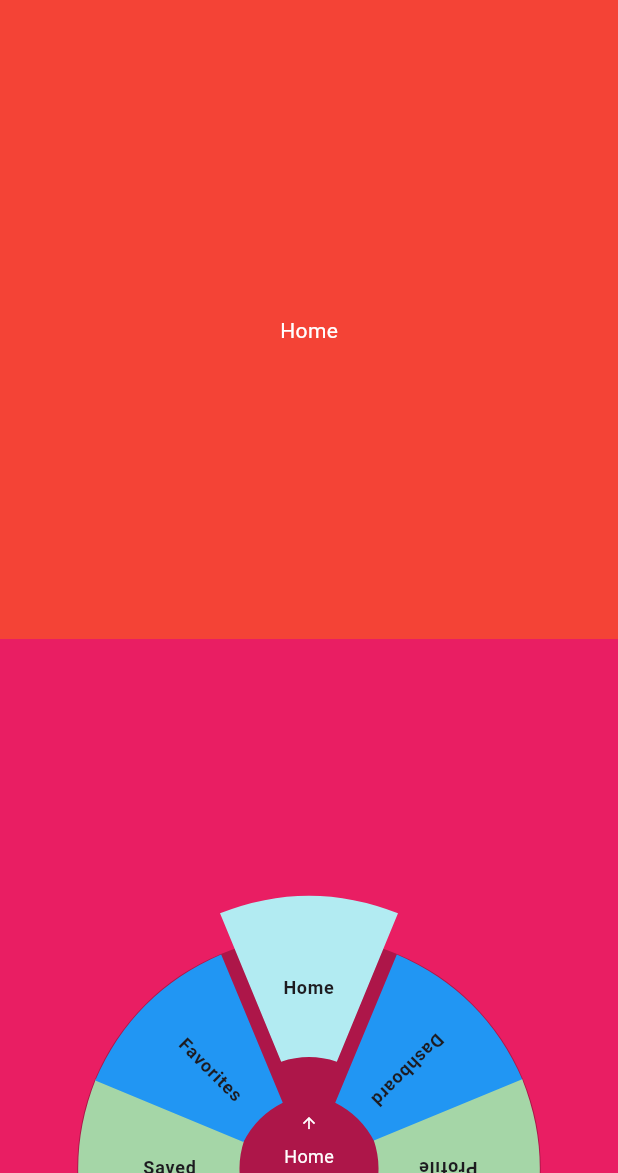
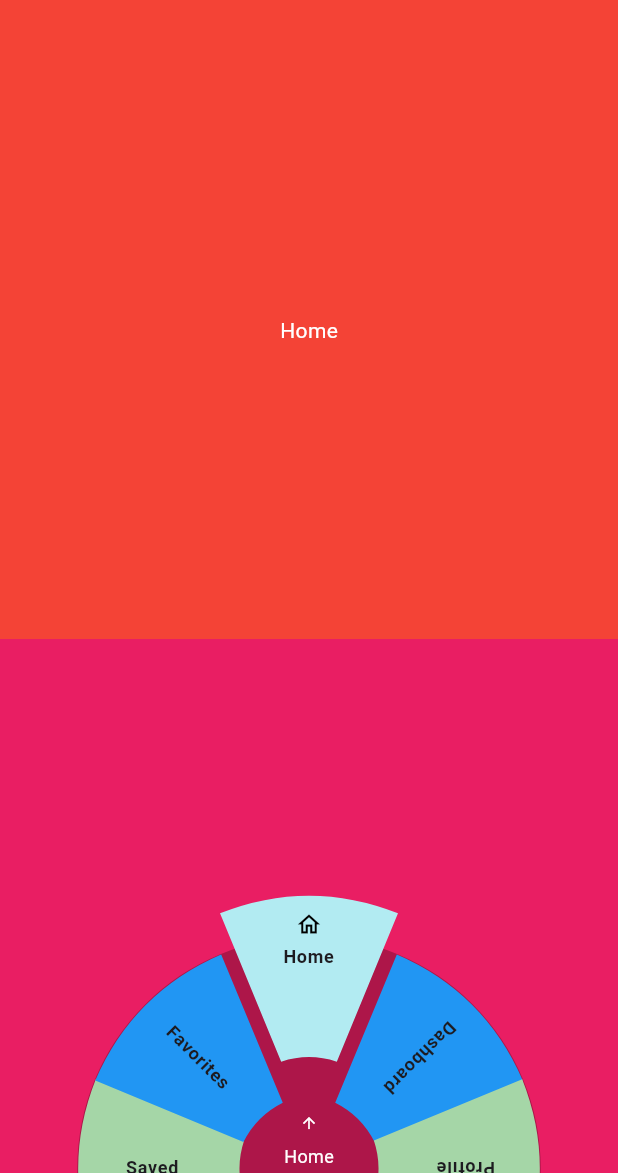
Before and after one commit to sfatihy/circle_bnb, a Flutter app: the screen it shows after launch, on a phone screen of 412 x 824 dp, the part 63-1236 px from its top. Run offline on Flutter 3.47's test engine with Material 3 defaults, Android fonts, the phone set to English and light mode, and no system bars.

Commit message:
CircleBNBItem added.

```diff
--- a/example/lib/main.dart
+++ b/example/lib/main.dart
@@ -27,15 +27,15 @@ class _HomePageState extends State<HomePage> {
 
   int _currentIndex = 0;
 
-  List<String> pages = [
-    "Home",
-    "Dashboard",
-    "Profile",
-    "Explore",
-    "Settings",
-    "Notifications",
-    "Saved",
-    "Favorites"
+  List<CircleBNBItem> pages = [
+    CircleBNBItem(title: "Home", icon: Icons.home_outlined),
+    CircleBNBItem(title: "Dashboard", icon: Icons.dashboard_outlined),
+    CircleBNBItem(title: "Profile", icon: Icons.person_outlined),
+    CircleBNBItem(title: "Explore", icon: Icons.explore_outlined),
+    CircleBNBItem(title: "Settings", icon: Icons.settings_outlined),
+    CircleBNBItem(title: "Notifications", icon: Icons.notifications_outlined),
+    CircleBNBItem(title: "Saved", icon: Icons.bookmark_outline_outlined),
+    CircleBNBItem(title: "Favorites", icon: Icons.favorite_outline_outlined),
   ];
 
   @override
@@ -61,7 +61,7 @@ class _HomePageState extends State<HomePage> {
                 height: MediaQuery.of(context).size.height * 0.5,
                 child: Center(
                   child: Text(
-                    pages[index],
+                    pages[index].title,
                     style: const TextStyle(
                       color: Colors.white
                     ),
@@ -80,7 +80,7 @@ class _HomePageState extends State<HomePage> {
           MediaQuery.of(context).size.height * 0.235
         ),
         dragSpeed: 0.05,
-        dataList: pages,
+        items: pages,
         onChangeIndex: (index) {
           setState(() {
             _currentIndex = index;
--- a/lib/circle_bnb.dart
+++ b/lib/circle_bnb.dart
@@ -1,3 +1,4 @@
 library circle_bnb;
 
 export 'widget/circle_bnb_widget.dart' show CircleBNB;
+export 'model/circle_bnb_item_model.dart' show CircleBNBItem;
--- /dev/null
+++ b/lib/model/circle_bnb_item_model.dart
@@ -0,0 +1,11 @@
+import 'package:flutter/material.dart';
+
+class CircleBNBItem {
+  final String title;
+  final IconData icon;
+
+  CircleBNBItem({
+    required this.title,
+    required this.icon
+  });
+}
--- a/lib/widget/circle_bnb_widget.dart
+++ b/lib/widget/circle_bnb_widget.dart
@@ -5,6 +5,7 @@ import 'package:flutter/gestures.dart';
 import 'package:flutter/services.dart';
 
 import 'package:circle_bnb/clipper/circle_bnb_clipper.dart';
+import 'package:circle_bnb/model/circle_bnb_item_model.dart';
 import 'package:circle_bnb/model/circle_bnb_model.dart';
 
 class CircleBNB extends StatefulWidget {
@@ -12,7 +13,7 @@ class CircleBNB extends StatefulWidget {
   final Size size;
   final List<Color>? colorList;
   final double dragSpeed;
-  final List<String> dataList;
+  final List<CircleBNBItem> items;
   final Function (int index) onChangeIndex;
 
   const CircleBNB({
@@ -20,7 +21,7 @@ class CircleBNB extends StatefulWidget {
     required this.size,
     this.colorList,
     required this.dragSpeed,
-    required this.dataList,
+    required this.items,
     required this.onChangeIndex
   }) : assert(colorList == null || colorList.length == 4, 'colorList must be null or have more than 4 elements.');
 
@@ -48,7 +49,7 @@ class _CircleBNBState extends State<CircleBNB> {
   void initState() {
     super.initState();
 
-    circleBNB = CircleBNBModel(widget.dataList.length);
+    circleBNB = CircleBNBModel(widget.items.length);
     topIndex = 0;
 
     SystemChrome.setPreferredOrientations([
@@ -79,13 +80,13 @@ class _CircleBNBState extends State<CircleBNB> {
       if (details.localPosition.dx.floorToDouble() > detailsVar.localPosition.dx.floorToDouble()) {
         data = data + widget.dragSpeed;
 
-        for (int i = 1; i <= widget.dataList.length; i++) {
-          if ((angleListPi2[i] - aradaki_fark < data && data < angleListPi2[i]) || (-angleListPi2[widget.dataList.length-i] - aradaki_fark < data && data < -angleListPi2[widget.dataList.length-i])) {
-            topIndex = widget.dataList.length-i;
+        for (int i = 1; i <= widget.items.length; i++) {
+          if ((angleListPi2[i] - aradaki_fark < data && data < angleListPi2[i]) || (-angleListPi2[widget.items.length-i] - aradaki_fark < data && data < -angleListPi2[widget.items.length-i])) {
+            topIndex = widget.items.length-i;
             if(topIndex == 0) data = 0;
             //log("${data} -> ${topIndex}");
           }
-          else if ((angleListPi2[widget.dataList.length] - aradaki_fark < data && data < angleListPi2[widget.dataList.length]) || (topIndex == 1 && angleListPi2[0] - aradaki_fark < data && data < angleListPi2[0])) {
+          else if ((angleListPi2[widget.items.length] - aradaki_fark < data && data < angleListPi2[widget.items.length]) || (topIndex == 1 && angleListPi2[0] - aradaki_fark < data && data < angleListPi2[0])) {
             topIndex = 0;
             //log("${data} -> ${topIndex}");
             data = 0;
@@ -101,13 +102,13 @@ class _CircleBNBState extends State<CircleBNB> {
       else {
         data = data - widget.dragSpeed;
 
-        for (int i = 1; i <= widget.dataList.length-1; i++) {
-          if ((angleListPi2[i] - aradaki_fark < data && data < angleListPi2[i]) || (-angleListPi2[widget.dataList.length-i] - aradaki_fark < data && data < -angleListPi2[widget.dataList.length-i])) {
-            topIndex = widget.dataList.length-i;
+        for (int i = 1; i <= widget.items.length-1; i++) {
+          if ((angleListPi2[i] - aradaki_fark < data && data < angleListPi2[i]) || (-angleListPi2[widget.items.length-i] - aradaki_fark < data && data < -angleListPi2[widget.items.length-i])) {
+            topIndex = widget.items.length-i;
             if(topIndex == 0) data = 0;
             //log("${data} -> ${topIndex}");
           }
-          else if ((topIndex == widget.dataList.length-1 && angleListPi2[0] < data && data < angleListPi2[0] + aradaki_fark) || (-angleListPi2[widget.dataList.length] < data && data < -angleListPi2[widget.dataList.length] + aradaki_fark)) {
+          else if ((topIndex == widget.items.length-1 && angleListPi2[0] < data && data < angleListPi2[0] + aradaki_fark) || (-angleListPi2[widget.items.length] < data && data < -angleListPi2[widget.items.length] + aradaki_fark)) {
             topIndex = 0;
             //log("${data} -> ${topIndex}");
             data = 0;
@@ -176,7 +177,7 @@ class _CircleBNBState extends State<CircleBNB> {
                 setState(() {
                   isDone = true;
                   //log("Drag End : ${angleListPi.length - topIndex}" );
-                  data = angleListPi[angleListPi.length - topIndex > widget.dataList.length-1 ? 0 : angleListPi.length - topIndex];
+                  data = angleListPi[angleListPi.length - topIndex > widget.items.length-1 ? 0 : angleListPi.length - topIndex];
                   //data = double.parse("${angleListPi.length - topIndex}");
                   widget.onChangeIndex(topIndex);
                 });
@@ -195,7 +196,7 @@ class _CircleBNBState extends State<CircleBNB> {
                           color: Colors.black26
                         ),
                         child: Stack(
-                          children: List.generate(widget.dataList.length, (int index) {
+                          children: List.generate(widget.items.length, (int index) {
                             // burdaki alingnment ile daire içerisindeki konumu belirleniyor
                             return AnimatedAlign(
                               duration: const Duration(milliseconds: 700),
@@ -222,13 +223,30 @@ class _CircleBNBState extends State<CircleBNB> {
                                           ? colorList[2]
                                           : colorList[3],
                                       ),
-                                      child: Center(
-                                        child: RotatedBox(
+                                      child: Align(
+                                        alignment: const Alignment(0, -0.75),
+                                        child: Column(
+                                          mainAxisSize: MainAxisSize.min,
+                                          children: [
+                                            topIndex == index ? Column(
+                                              mainAxisSize: MainAxisSize.min,
+                                              children: [
+                                                Icon(
+                                                  widget.items[index].icon,
+                                                  size: 18,
+                                                  color: Colors.black,
+                                                ),
+                                                const SizedBox(
+                                                  height: 4,
+                                                ),
+                                              ],
+                                            ) : const SizedBox(),
+                                            RotatedBox(
                                               quarterTurns: index == topIndex ? 0 : 1,
                                               child: SizedBox(
-                                            width: widget.size.width * 0.25,
+                                                width: widget.size.width * 0.3,
                                                 child: Text(
-                                              widget.dataList[index],
+                                                  widget.items[index].title,
                                                   style: Theme.of(context).textTheme.bodyLarge?.copyWith(
                                                     fontSize: 12,
                                                     fontWeight: FontWeight.w600,
@@ -238,6 +256,8 @@ class _CircleBNBState extends State<CircleBNB> {
                                                   textAlign: TextAlign.center,
                                                 ),
                                               ),
+                                            ),
+                                          ],
                                         ),
                                       ),
                                     ),
@@ -267,7 +287,7 @@ class _CircleBNBState extends State<CircleBNB> {
                         ),
                         GestureDetector(
                           child: Text(
-                            widget.dataList[topIndex],
+                            widget.items[topIndex].title,
                             style: const TextStyle(
                               color: Colors.white,
                               fontSize: 12
```
Lines whose indentation alone changed are shown as unchanged.
